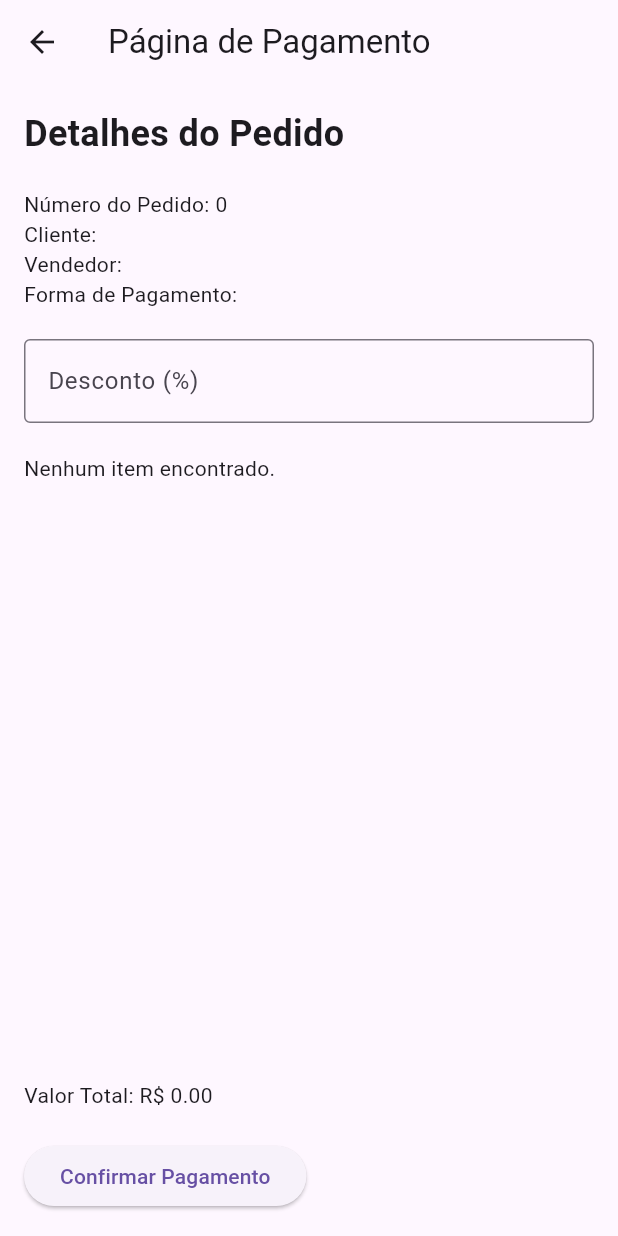
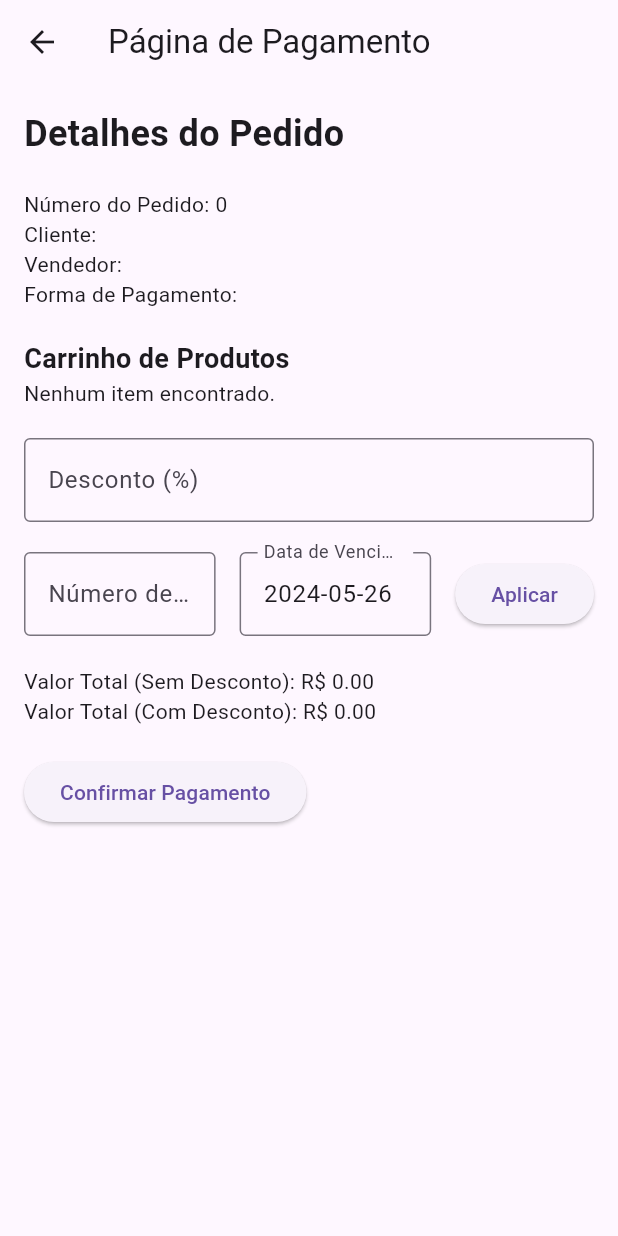
Before and after one commit to Coppi1/Pedido_vendas, a Flutter app: the PagamentoPage screen opened directly with empty values, on a phone screen of 412 x 824 dp. Run offline on Flutter 3.47's test engine with Material 3 defaults, Android fonts, the phone set to English and light mode, and no system bars; our stand-ins replace sqflite; accounts and stored records are empty.

Commit message:
Update em pagamentos

```diff
--- a/projeto_pedido_vendas/lib/dtos/pagamento_dto.dart
+++ b/projeto_pedido_vendas/lib/dtos/pagamento_dto.dart
@@ -2,6 +2,7 @@ import 'package:projeto_pedido_vendas/models/pedido.dart';
 
 class PagamentoDTO {
   int? id;
+  int parcelas;
   double valorTotal;
   double desconto;
   String dataVencimento;
@@ -9,6 +10,7 @@ class PagamentoDTO {
 
   PagamentoDTO({
     this.id,
+    required this.parcelas,
     required this.valorTotal,
     required this.desconto,
     required this.dataVencimento,
@@ -18,6 +20,7 @@ class PagamentoDTO {
   factory PagamentoDTO.fromJson(Map<String, dynamic> json) {
     return PagamentoDTO(
       id: json['id'],
+      parcelas: json['parcelas'],
       valorTotal: json['valorTotal'],
       desconto: json['desconto'],
       dataVencimento: json['dataVencimento'],
@@ -28,6 +31,7 @@ class PagamentoDTO {
   Map<String, dynamic> toJson() {
     return {
       'id': id,
+      'parcelas': parcelas,
       'valorTotal': valorTotal,
       'desconto': desconto,
       'dataVencimento': dataVencimento,
--- a/projeto_pedido_vendas/lib/models/pagamento.dart
+++ b/projeto_pedido_vendas/lib/models/pagamento.dart
@@ -2,6 +2,7 @@ import 'package:projeto_pedido_vendas/models/pedido.dart';
 
 class Pagamento {
   int? id;
+  int parcelas;
   double valorTotal;
   double desconto;
   DateTime dataVencimento;
@@ -9,6 +10,7 @@ class Pagamento {
 
   Pagamento(
       {this.id,
+      required this.parcelas,
       required this.valorTotal,
       required this.desconto,
       required this.dataVencimento,
--- a/projeto_pedido_vendas/lib/pages/pedido_pagamento.dart
+++ b/projeto_pedido_vendas/lib/pages/pedido_pagamento.dart
@@ -1,7 +1,9 @@
 import 'package:flutter/material.dart';
 import 'package:projeto_pedido_vendas/dtos/pedido_dto.dart';
-import 'package:projeto_pedido_vendas/dtos/itens_pedido_dto.dart'; // Supondo que este DTO existe
+import 'package:projeto_pedido_vendas/dtos/itens_pedido_dto.dart';
+import 'package:projeto_pedido_vendas/dtos/produto_dto.dart';
 import 'package:projeto_pedido_vendas/repository/itens_pedido_dao.dart';
+import 'package:intl/intl.dart';
 
 class PagamentoPage extends StatefulWidget {
   final PedidoDTO pedido;
@@ -15,26 +17,18 @@ class PagamentoPage extends StatefulWidget {
 class _PagamentoPageState extends State<PagamentoPage> {
   late Future<List<ItensPedidoDTO>> _futureItens;
   final TextEditingController _descontoController = TextEditingController();
+  final TextEditingController _parcelasController = TextEditingController();
+  final TextEditingController _vencimentoController = TextEditingController();
   double _valorTotal = 0;
+  double _desconto = 0;
+  List<Map<String, dynamic>> _parcelas = [];
 
   @override
   void initState() {
     super.initState();
     _futureItens = _fetchItensPedidoData();
-
-    // Aguarda o futuro ser resolvido e então imprime os detalhes dos itens
-    _futureItens.then((itens) {
-      itens.forEach((item) {
-        // Verifica se produto é null antes de acessar sua propriedade nome
-        if (item.produto != null) {
-          debugPrint('Nome do Produto: ${item.produto!.nome}');
-        } else {
-          debugPrint('Produto é null');
-        }
-      });
-    }).catchError((error) {
-      debugPrint('Erro ao processar itens: $error');
-    });
+    _vencimentoController.text =
+        DateFormat('yyyy-MM-dd').format(DateTime.now());
 
     debugPrint('Iniciando busca de itens...');
   }
@@ -60,8 +54,10 @@ class _PagamentoPageState extends State<PagamentoPage> {
 
   void _calcularValorTotal(List<ItensPedidoDTO> itens) {
     setState(() {
-      _valorTotal =
-          itens.fold(0.0, (sum, item) => sum + (item.valorTotal ?? 0));
+      _valorTotal = itens.fold(
+        0.0,
+        (sum, item) => sum + ((item.valorTotal ?? 0) * (1 - _desconto / 100)),
+      );
     });
   }
 
@@ -83,6 +79,41 @@ class _PagamentoPageState extends State<PagamentoPage> {
     }
   }
 
+  void _editarProduto(ProdutoDTO produto) {
+    // lógica para editar o produto
+  }
+
+  void _excluirProduto(ProdutoDTO produto) {
+    // lógica para excluir o produto
+  }
+
+  void _recalcularValorTotalComDesconto(String desconto) {
+    setState(() {
+      _desconto = double.tryParse(desconto) ?? 0;
+      _calcularValorTotal(_futureItens as List<ItensPedidoDTO>);
+    });
+  }
+
+  void _gerarParcelas(String parcelas, String vencimento) {
+    setState(() {
+      _parcelas.clear();
+      int numParcelas = int.tryParse(parcelas) ?? 0;
+      double valorParcela = _valorTotal / numParcelas;
+
+      for (int i = 0; i < numParcelas; i++) {
+        _parcelas.add({
+          'numero': i + 1,
+          'vencimento': DateFormat('yyyy-MM-dd').format(
+            DateFormat('yyyy-MM-dd')
+                .parse(vencimento)
+                .add(Duration(days: 30 * (i + 1))),
+          ),
+          'valor': valorParcela,
+        });
+      }
+    });
+  }
+
   @override
   Widget build(BuildContext context) {
     return Scaffold(
@@ -97,7 +128,8 @@ class _PagamentoPageState extends State<PagamentoPage> {
           },
         ),
       ),
-      body: Padding(
+      body: SingleChildScrollView(
+        child: Padding(
           padding: const EdgeInsets.all(16.0),
           child: Column(
             crossAxisAlignment: CrossAxisAlignment.start,
@@ -111,19 +143,10 @@ class _PagamentoPageState extends State<PagamentoPage> {
               Text(
                   'Forma de Pagamento: ${widget.pedido.formaPagamento.descricao}'),
               const SizedBox(height: 20),
-            TextField(
-              controller: _descontoController,
-              decoration: const InputDecoration(
-                labelText: 'Desconto (%)',
-                border: OutlineInputBorder(),
-              ),
-              keyboardType: TextInputType.number,
-              onChanged: (value) {
-                // lógica para recalcular o valor total com o desconto
-              },
-            ),
-            const SizedBox(height: 20),
-            Expanded(
+              const Text('Carrinho de Produtos',
+                  style: TextStyle(fontSize: 18, fontWeight: FontWeight.bold)),
+              Container(
+                constraints: BoxConstraints(maxHeight: 200),
                 child: FutureBuilder<List<ItensPedidoDTO>>(
                   future: _futureItens,
                   builder: (context, snapshot) {
@@ -136,6 +159,8 @@ class _PagamentoPageState extends State<PagamentoPage> {
                     } else {
                       final itens = snapshot.data!;
                       return ListView.builder(
+                        shrinkWrap: true,
+                        physics: NeverScrollableScrollPhysics(),
                         itemCount: itens.length,
                         itemBuilder: (context, index) {
                           final item = itens[index];
@@ -143,7 +168,8 @@ class _PagamentoPageState extends State<PagamentoPage> {
                             title: Text(
                                 item.produto?.nome ?? 'Produto desconhecido'),
                             subtitle: Text(
-                              'Quantidade: ${item.quantidade ?? 0}, Valor Total: R\$ ${item.valorTotal?.toStringAsFixed(2) ?? '0.00'}'),
+                              'Quantidade: ${item.quantidade ?? 0}, Valor Total: R\$ ${item.valorTotal?.toStringAsFixed(2) ?? '0.00'}',
+                            ),
                             trailing: Row(
                               mainAxisSize: MainAxisSize.min,
                               children: [
@@ -169,7 +195,60 @@ class _PagamentoPageState extends State<PagamentoPage> {
                 ),
               ),
               const SizedBox(height: 20),
-            Text('Valor Total: R\$ ${_valorTotal.toStringAsFixed(2)}'),
+              TextField(
+                controller: _descontoController,
+                decoration: const InputDecoration(
+                  labelText: 'Desconto (%)',
+                  border: OutlineInputBorder(),
+                ),
+                keyboardType: TextInputType.number,
+                onChanged: (desconto) {
+                  _recalcularValorTotalComDesconto(desconto);
+                },
+              ),
+              const SizedBox(height: 20),
+              Row(
+                children: [
+                  Expanded(
+                    child: TextField(
+                      controller: _parcelasController,
+                      decoration: const InputDecoration(
+                        labelText: 'Número de Parcelas',
+                        border: OutlineInputBorder(),
+                      ),
+                      keyboardType: TextInputType.number,
+                    ),
+                  ),
+                  const SizedBox(width: 16),
+                  Expanded(
+                    child: TextField(
+                      controller: _vencimentoController,
+                      decoration: const InputDecoration(
+                        labelText: 'Data de Vencimento',
+                        border: OutlineInputBorder(),
+                      ),
+                      keyboardType: TextInputType.datetime,
+                    ),
+                  ),
+                  const SizedBox(width: 16),
+                  ElevatedButton(
+                    onPressed: () {
+                      _gerarParcelas(
+                        _parcelasController.text,
+                        _vencimentoController.text,
+                      );
+                    },
+                    child: const Text('Aplicar'),
+                  ),
+                ],
+              ),
+              const SizedBox(height: 20),
+              Text(
+                'Valor Total (Sem Desconto): R\$ ${(_valorTotal / (1 - _desconto / 100)).toStringAsFixed(2)}',
+              ),
+              Text(
+                'Valor Total (Com Desconto): R\$ ${_valorTotal.toStringAsFixed(2)}',
+              ),
               const SizedBox(height: 20),
               ElevatedButton(
                 onPressed: () {
@@ -180,6 +259,7 @@ class _PagamentoPageState extends State<PagamentoPage> {
             ],
           ),
         ),
+      ),
     );
   }
 }
--- a/projeto_pedido_vendas/pubspec.yaml
+++ b/projeto_pedido_vendas/pubspec.yaml
@@ -12,6 +12,7 @@ dependencies:
   path: ^1.8.3
   sqflite: ^2.3.2
   multi_dropdown: ^1.0.9
+  intl: ^0.17.0
 
 dev_dependencies:
   flutter_test:
```
Also changed, not shown: projeto_pedido_vendas/lib/util/initialize_database.dart (+16 -1 lines), projeto_pedido_vendas/pubspec.lock. Lines whose indentation alone changed are shown as unchanged.
